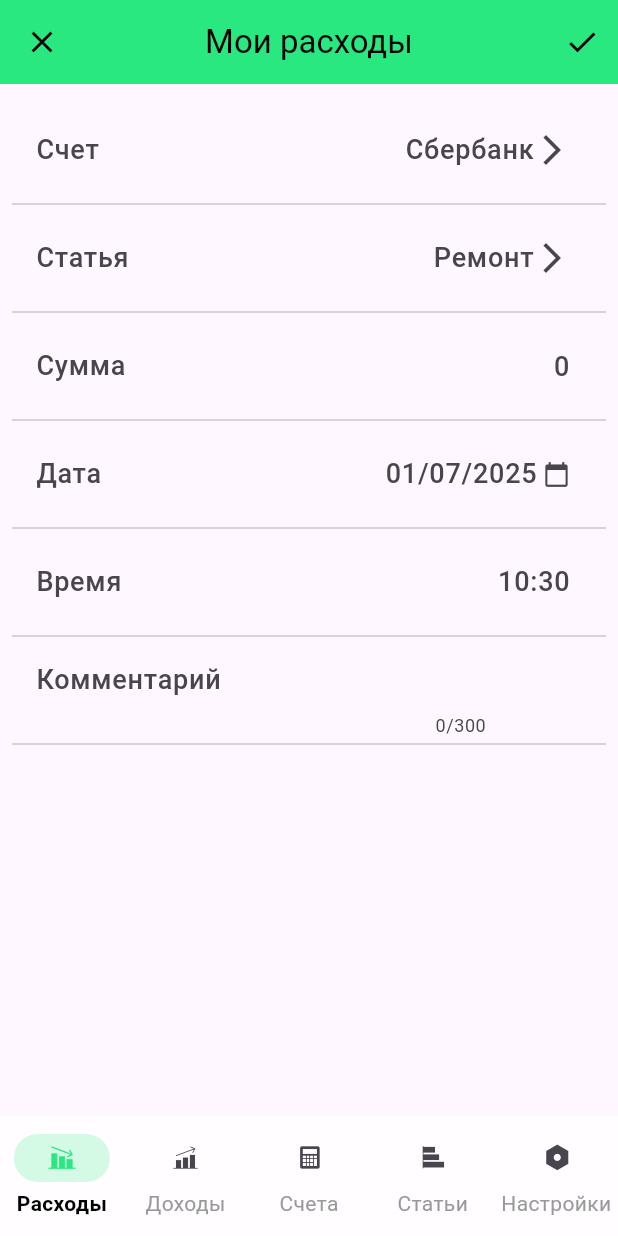
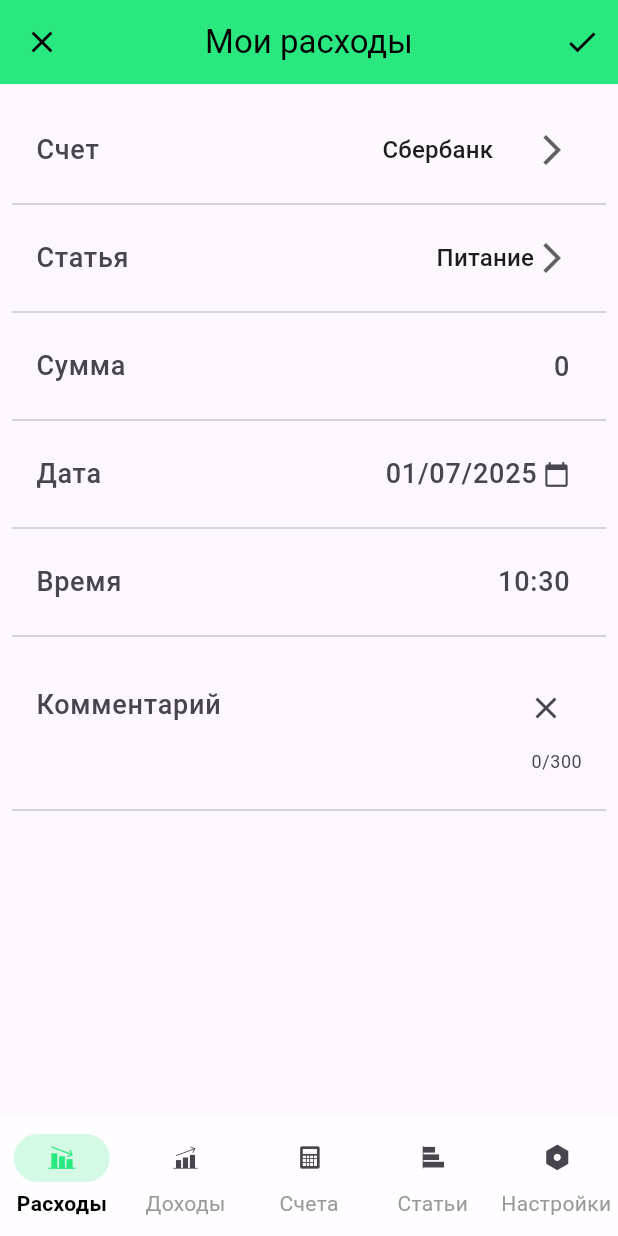
Before and after one commit to pablobagdal/CoinsIO, a Flutter app: the TransactionEditScreen screen opened by its route, on a phone screen of 412 x 824 dp. Run offline on Flutter 3.47's test engine with Material 3 defaults, Android fonts, the phone set to English and light mode, and no system bars; our stand-ins replace drift, flutter_bloc, freezed_annotation, go_router; missing offline and left inert: fuzzywuzzy, shake, spoiler_widget; accounts and stored records are empty; generated files the repository leaves out were written again.

Commit message:
add dropdowns to edit screen

```diff
--- a/lib/ui/pages/transactions/transaction_edit/transaction_edit_screen.dart
+++ b/lib/ui/pages/transactions/transaction_edit/transaction_edit_screen.dart
@@ -1,5 +1,3 @@
-import 'dart:math';
-
 import 'package:coinio_app/core/utils/type_format.dart';
 import 'package:flutter/material.dart';
 import 'package:flutter/services.dart';
@@ -23,6 +21,8 @@ class _TransactionEditScreenState extends State<TransactionEditScreen> {
   DateTime selectedDateTime = DateTime.now();
   late final TextEditingController sumController;
   late final TextEditingController commentController;
+  String? selectedAccount = 'Сбербанк';
+  String? selectedCategory = 'Питание';
 
   @override
   void initState() {
@@ -62,7 +62,7 @@ class _TransactionEditScreenState extends State<TransactionEditScreen> {
         ),
         body: Padding(
           padding: const EdgeInsets.all(8.0),
-          child: Column(
+          child: ListView(
             children: [
               const SizedBox(height: 8),
               ListTile(
@@ -70,20 +70,25 @@ class _TransactionEditScreenState extends State<TransactionEditScreen> {
                   'Счет',
                   style: TextStyle(fontSize: 18, fontWeight: FontWeight.w500),
                 ),
-                trailing: const Row(
-                  mainAxisSize: MainAxisSize.min,
-                  children: [
-                    Text(
-                      'Сбербанк',
-                      style: TextStyle(
-                        fontSize: 18,
-                        fontWeight: FontWeight.w500,
-                      ),
-                    ),
-                    Icon(Icons.arrow_forward_ios),
-                  ],
+                trailing: DropdownButton<String>(
+                  icon: const Icon(Icons.arrow_forward_ios),
+                  underline: SizedBox.shrink(),
+                  value: selectedAccount,
+                  items:
+                      ['Сбербанк', 'Газпромбанк']
+                          .map(
+                            (final item) => DropdownMenuItem(
+                              value: item,
+                              child: Text(item),
+                            ),
+                          )
+                          .toList(),
+                  onChanged: (final item) {
+                    setState(() {
+                      selectedAccount = item;
+                    });
+                  },
                 ),
-                onTap: () {},
               ),
               const Divider(),
               ListTile(
@@ -91,20 +96,25 @@ class _TransactionEditScreenState extends State<TransactionEditScreen> {
                   'Статья',
                   style: TextStyle(fontSize: 18, fontWeight: FontWeight.w500),
                 ),
-                trailing: const Row(
-                  mainAxisSize: MainAxisSize.min,
-                  children: [
-                    Text(
-                      'Ремонт',
-                      style: TextStyle(
-                        fontSize: 18,
-                        fontWeight: FontWeight.w500,
-                      ),
-                    ),
-                    Icon(Icons.arrow_forward_ios),
-                  ],
+                trailing: DropdownButton<String>(
+                  icon: const Icon(Icons.arrow_forward_ios),
+                  underline: SizedBox.shrink(),
+                  value: selectedCategory,
+                  items:
+                      ['Ремонт', 'Питание']
+                          .map(
+                            (final item) => DropdownMenuItem(
+                              value: item,
+                              child: Text(item),
+                            ),
+                          )
+                          .toList(),
+                  onChanged: (final item) {
+                    setState(() {
+                      selectedCategory = item;
+                    });
+                  },
                 ),
-                onTap: () {},
               ),
               const Divider(),
               ListTile(
@@ -214,23 +224,33 @@ class _TransactionEditScreenState extends State<TransactionEditScreen> {
               ),
               const Divider(),
               // section for comment
-              ListTile(
-                leading: SizedBox(
-                  width: 300,
+              Expanded(
+                child: Padding(
+                  padding: const EdgeInsets.all(16.0),
                   child: TextField(
                     controller: commentController,
                     minLines: 1,
                     maxLines: null,
                     maxLength: 300,
                     decoration: InputDecoration(
+                      suffixIcon: IconButton(
+                        onPressed: () {
+                          setState(() {
+                            commentController.clear();
+                            FocusScope.of(context).unfocus();
+                          });
+                        },
+                        icon: const Icon(Icons.clear),
+                      ),
                       hintText: 'Комментарий',
                       border: InputBorder.none,
                     ),
-                    style: TextStyle(fontSize: 18, fontWeight: FontWeight.w500),
+                    style: const TextStyle(
+                      fontSize: 18,
+                      fontWeight: FontWeight.w500,
+                    ),
                   ),
                 ),
-
-                onTap: () {},
               ),
               const Divider(),
               const Spacer(),
```
